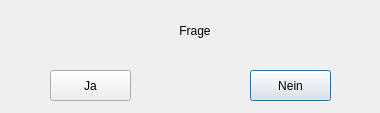
Above: linbo_gui/linboYesNo.ui from linuxmuster/linuxmuster-linbo before the change. Below: the same form after it.
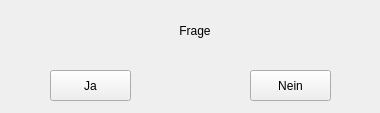
That is the form after the change.

Commit message: add linboimagewidget, refactor QDialog -> QWidget

Patch:
```diff
--- a/linbo_gui/linboYesNo.ui
+++ b/linbo_gui/linboYesNo.ui
@@ -1,7 +1,7 @@
 <?xml version="1.0" encoding="UTF-8"?>
 <ui version="4.0">
  <class>linboYesNo</class>
- <widget class="QDialog" name="linboYesNo">
+ <widget class="QWidget" name="linboYesNo">
   <property name="geometry">
    <rect>
     <x>0</x>
```
The commit also changes 35 other files.
